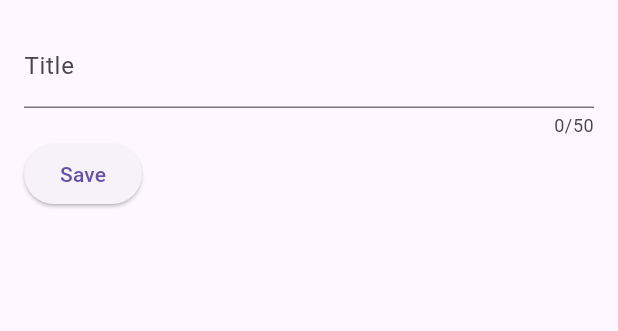
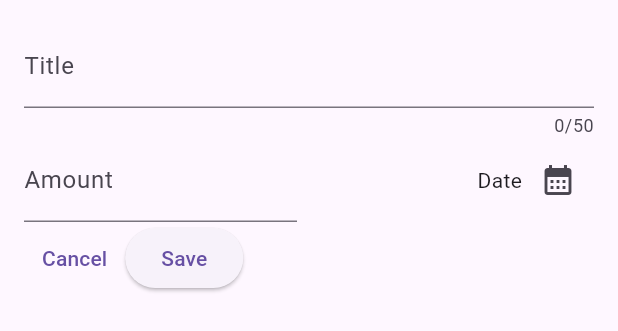
Before and after one commit to Polinaphlej02/expense_tracker, a Flutter app: the NewExpense widget shown alone on an empty page, opened directly, on a phone screen of 412 x 824 dp. Shown: the top 331 px of the screen. Run offline on Flutter 3.47's test engine with Material 3 defaults, Android fonts, the phone set to English and light mode, and no system bars.

```diff
--- a/lib/widgets/new_expense.dart
+++ b/lib/widgets/new_expense.dart
@@ -9,16 +9,19 @@ class NewExpense extends StatefulWidget {
 }
 
 class _NewExpenseState extends State<NewExpense> {
-  @override
-  Widget build(BuildContext context) {
 
   final _titleController = TextEditingController();
+  final _amountController = TextEditingController();
 
   @override
   void dispose() {
     _titleController.dispose();
+    _amountController.dispose();
     super.dispose();
   }
+
+  @override
+  Widget build(BuildContext context) {
 
     return Padding(
       padding: EdgeInsets.all(16),
@@ -33,9 +36,46 @@ class _NewExpenseState extends State<NewExpense> {
           ),
           Row(
             children: [
+              Expanded(
+                child: TextField(
+                  controller: _amountController,
+                  keyboardType: TextInputType.number,
+                  decoration: InputDecoration(
+                    prefixText: '\$ ',
+                    label: Text("Amount"),
+                  ),
+                ),
+              ),
+              SizedBox(width: 16,),
+              Expanded(
+                child: Row(
+                  mainAxisAlignment: MainAxisAlignment.end,
+                  crossAxisAlignment: CrossAxisAlignment.center,
+                  children: [
+                    const Text("Date"),
+                    IconButton(
+                      onPressed: () {
+
+                      },
+                      icon: Icon(Icons.calendar_month))
+                  ],
+
+                ),
+              ),
+            ],
+          ),
+          Row(
+            children: [
+              TextButton(
+                onPressed: () {
+                  Navigator.pop(context);
+                },
+                child: Text("Cancel"),
+                ),
               ElevatedButton(
                  onPressed: () {
                    print(_titleController.text);
+                   print(_amountController.text);
                 },
                 child: const Text("Save"),
                 )
```
Lines whose indentation alone changed are shown as unchanged.
